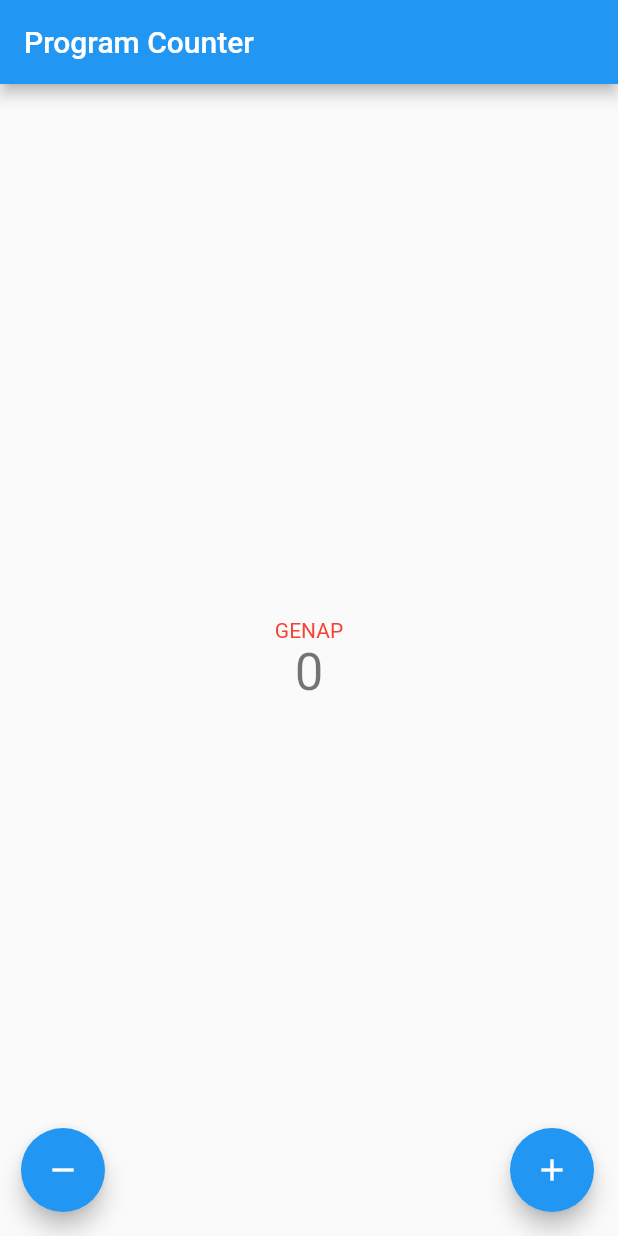
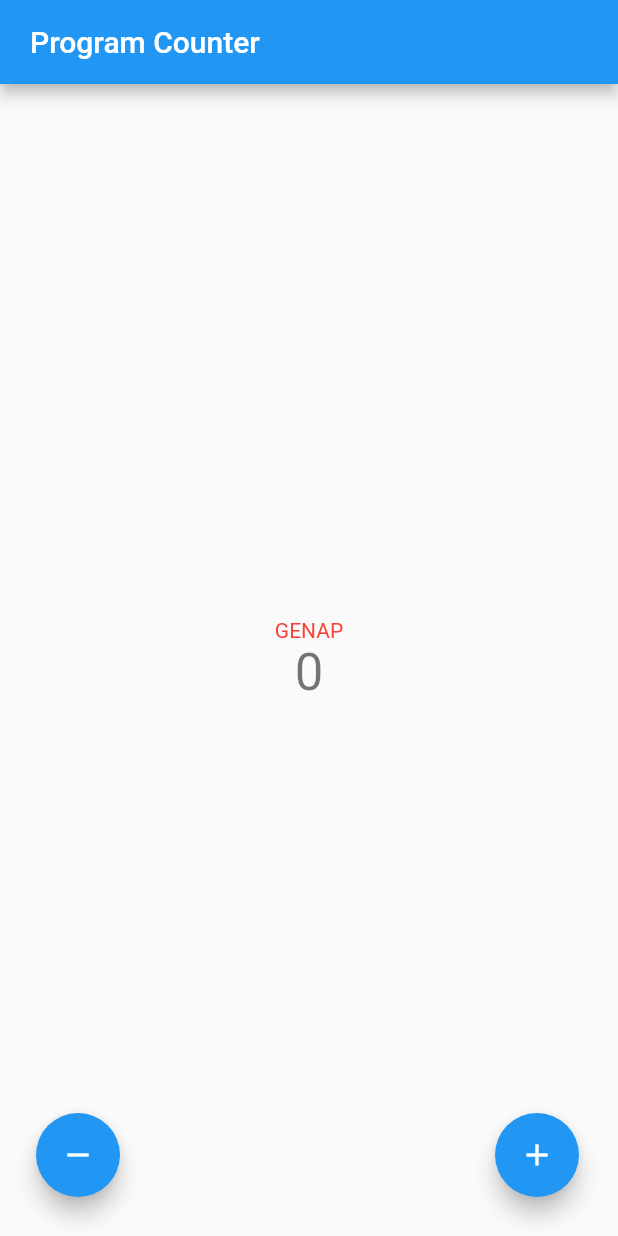
Before and after one commit to valenciusap17/pbp-flutter-lab, a Flutter app: the screen it shows after launch, on a phone screen of 412 x 824 dp. Run offline on Flutter 3.47's test engine with Material 2 defaults, Android fonts, the phone set to English and light mode, and no system bars.

Commit message:
edit padding

```diff
--- a/counter_7/lib/main.dart
+++ b/counter_7/lib/main.dart
@@ -83,6 +83,7 @@ class _MyHomePageState extends State<MyHomePage> {
       appBar: AppBar(
         // Here we take the value from the MyHomePage object that was created by
         // the App.build method, and use it to set our appbar title.
+        titleSpacing: 20,
         title: Text(widget.title),
       ),
       body: Center(
@@ -122,7 +123,7 @@ class _MyHomePageState extends State<MyHomePage> {
         ),
       ),
       floatingActionButton: Padding(
-        padding: EdgeInsets.only(left: 30.0),
+        padding: EdgeInsets.fromLTRB(40.0, 10.0, 10.0, 10.0),
         child: Row(
           mainAxisAlignment: MainAxisAlignment.spaceBetween,
           children: [
```
